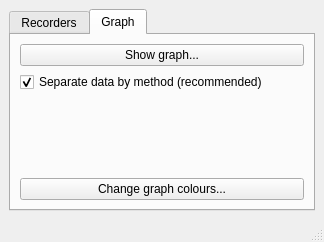
Before: the Qt Designer form broadbandbug/ui/mainwindow.ui in SimonsBrother/BroadbandBug, drawn with Qt 5.
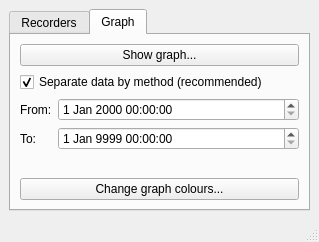
After: the same form once the commit is applied. The open tabs and pages were chosen to show the change.

Diff of the .ui file:
```diff
--- a/broadbandbug/ui/mainwindow.ui
+++ b/broadbandbug/ui/mainwindow.ui
@@ -6,7 +6,7 @@
    <rect>
     <x>0</x>
     <y>0</y>
-    <width>324</width>
+    <width>319</width>
     <height>242</height>
    </rect>
   </property>
@@ -89,17 +89,36 @@
          </widget>
         </item>
         <item>
-         <spacer name="verticalSpacer">
-          <property name="orientation">
-           <enum>Qt::Vertical</enum>
-          </property>
-          <property name="sizeHint" stdset="0">
-           <size>
-            <width>20</width>
-            <height>63</height>
-           </size>
-          </property>
-         </spacer>
+         <layout class="QFormLayout" name="timingFLayout">
+          <item row="0" column="0">
+           <widget class="QLabel" name="fromLabel">
+            <property name="text">
+             <string>From:</string>
+            </property>
+           </widget>
+          </item>
+          <item row="0" column="1">
+           <widget class="QDateTimeEdit" name="fromDTEdit"/>
+          </item>
+          <item row="1" column="0">
+           <widget class="QLabel" name="toLabel">
+            <property name="text">
+             <string>To:</string>
+            </property>
+           </widget>
+          </item>
+          <item row="1" column="1">
+           <widget class="QDateTimeEdit" name="toDTEdit">
+            <property name="date">
+             <date>
+              <year>9999</year>
+              <month>1</month>
+              <day>1</day>
+             </date>
+            </property>
+           </widget>
+          </item>
+         </layout>
         </item>
         <item>
          <widget class="QPushButton" name="changeColoursBtn">
```
